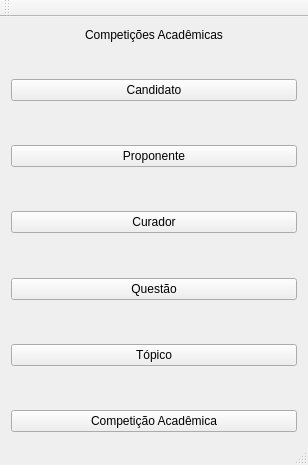
Above: gui/mainwindow.ui from prafael18/mc536 before the change. Below: the same form after it.
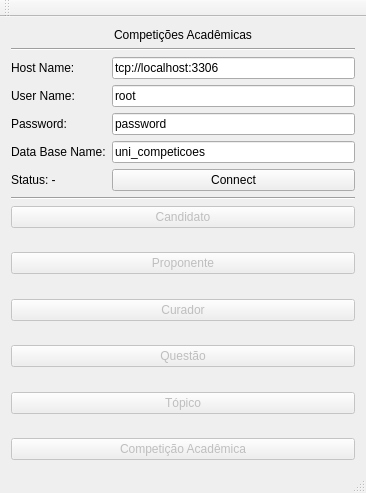
That is the form after the change.

Diff of the .ui file:
```diff
--- a/gui/mainwindow.ui
+++ b/gui/mainwindow.ui
@@ -6,8 +6,8 @@
    <rect>
     <x>0</x>
     <y>0</y>
-    <width>308</width>
-    <height>465</height>
+    <width>366</width>
+    <height>493</height>
    </rect>
   </property>
   <property name="windowTitle">
@@ -15,10 +15,23 @@
   </property>
   <widget class="QWidget" name="centralWidget">
    <layout class="QGridLayout" name="gridLayout">
-    <item row="2" column="0">
+    <item row="0" column="0" colspan="2">
+     <widget class="QLabel" name="label">
+      <property name="text">
+       <string>Competições Acadêmicas</string>
+      </property>
+      <property name="alignment">
+       <set>Qt::AlignCenter</set>
+      </property>
+     </widget>
+    </item>
+    <item row="9" column="0" colspan="2">
      <layout class="QVBoxLayout" name="verticalLayout">
       <item>
-       <widget class="QPushButton" name="pushButton">
+       <widget class="QPushButton" name="btCandidato">
+        <property name="enabled">
+         <bool>false</bool>
+        </property>
         <property name="text">
          <string>Candidato</string>
         </property>
@@ -38,7 +51,10 @@
        </spacer>
       </item>
       <item>
-       <widget class="QPushButton" name="pushButton_13">
+       <widget class="QPushButton" name="btProponente">
+        <property name="enabled">
+         <bool>false</bool>
+        </property>
         <property name="text">
          <string>Proponente</string>
         </property>
@@ -58,7 +74,10 @@
        </spacer>
       </item>
       <item>
-       <widget class="QPushButton" name="pushButton_12">
+       <widget class="QPushButton" name="btCurador">
+        <property name="enabled">
+         <bool>false</bool>
+        </property>
         <property name="text">
          <string>Curador</string>
         </property>
@@ -78,7 +97,10 @@
        </spacer>
       </item>
       <item>
-       <widget class="QPushButton" name="pushButton_2">
+       <widget class="QPushButton" name="btQuestao">
+        <property name="enabled">
+         <bool>false</bool>
+        </property>
         <property name="text">
          <string>Questão</string>
         </property>
@@ -98,7 +120,10 @@
        </spacer>
       </item>
       <item>
-       <widget class="QPushButton" name="pushButton_6">
+       <widget class="QPushButton" name="btTopico">
+        <property name="enabled">
+         <bool>false</bool>
+        </property>
         <property name="text">
          <string>Tópico</string>
         </property>
@@ -118,7 +143,10 @@
        </spacer>
       </item>
       <item>
-       <widget class="QPushButton" name="pushButton_5">
+       <widget class="QPushButton" name="btCompeticao">
+        <property name="enabled">
+         <bool>false</bool>
+        </property>
         <property name="text">
          <string>Competição Acadêmica</string>
         </property>
@@ -126,17 +154,14 @@
       </item>
      </layout>
     </item>
-    <item row="0" column="0">
-     <widget class="QLabel" name="label">
+    <item row="6" column="0">
+     <widget class="QLabel" name="label_5">
       <property name="text">
-       <string>Competições Acadêmicas</string>
-      </property>
-      <property name="alignment">
-       <set>Qt::AlignCenter</set>
+       <string>Data Base Name:</string>
       </property>
      </widget>
     </item>
-    <item row="1" column="0">
+    <item row="4" column="0">
      <spacer name="verticalSpacer_6">
       <property name="orientation">
        <enum>Qt::Vertical</enum>
@@ -149,6 +174,83 @@
       </property>
      </spacer>
     </item>
+    <item row="5" column="1">
+     <widget class="QLineEdit" name="etPassword">
+      <property name="text">
+       <string>password</string>
+      </property>
+     </widget>
+    </item>
+    <item row="2" column="1">
+     <widget class="QLineEdit" name="etHostName">
+      <property name="text">
+       <string>tcp://localhost:3306</string>
+      </property>
+     </widget>
+    </item>
+    <item row="3" column="1">
+     <widget class="QLineEdit" name="etUserName">
+      <property name="text">
+       <string>root</string>
+      </property>
+     </widget>
+    </item>
+    <item row="6" column="1">
+     <widget class="QLineEdit" name="etDbName">
+      <property name="text">
+       <string>uni_competicoes</string>
+      </property>
+     </widget>
+    </item>
+    <item row="3" column="0">
+     <widget class="QLabel" name="label_3">
+      <property name="text">
+       <string>User Name:</string>
+      </property>
+     </widget>
+    </item>
+    <item row="7" column="1">
+     <widget class="QPushButton" name="btConnect">
+      <property name="text">
+       <string>Connect</string>
+      </property>
+     </widget>
+    </item>
+    <item row="5" column="0">
+     <widget class="QLabel" name="label_4">
+      <property name="text">
+       <string>Password:</string>
+      </property>
+     </widget>
+    </item>
+    <item row="2" column="0">
+     <widget class="QLabel" name="label_2">
+      <property name="text">
+       <string>Host Name:</string>
+      </property>
+     </widget>
+    </item>
+    <item row="7" column="0">
+     <widget class="QLabel" name="labelStatus">
+      <property name="text">
+       <string>Status: -</string>
+      </property>
+     </widget>
+    </item>
+    <item row="1" column="0" colspan="2">
+     <widget class="Line" name="line">
+      <property name="orientation">
+       <enum>Qt::Horizontal</enum>
+      </property>
+     </widget>
+    </item>
+    <item row="8" column="0" colspan="2">
+     <widget class="Line" name="line_2">
+      <property name="orientation">
+       <enum>Qt::Horizontal</enum>
+      </property>
+     </widget>
+    </item>
    </layout>
   </widget>
   <widget class="QMenuBar" name="menuBar">
```
Left out of the diff: 99 changed lines with no effect on the pictures.
